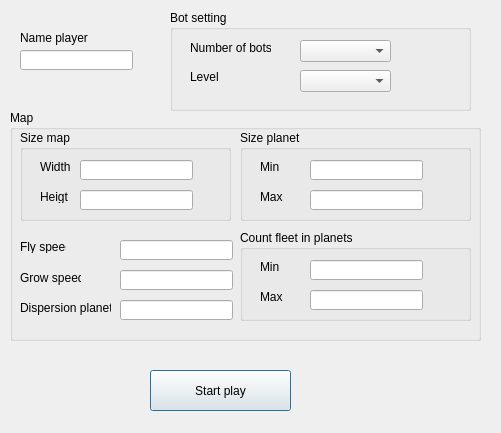
This is GUI/singlewindow.ui in TeamFirst/Galcon as Qt 5 draws it before an edit. The edited form follows.
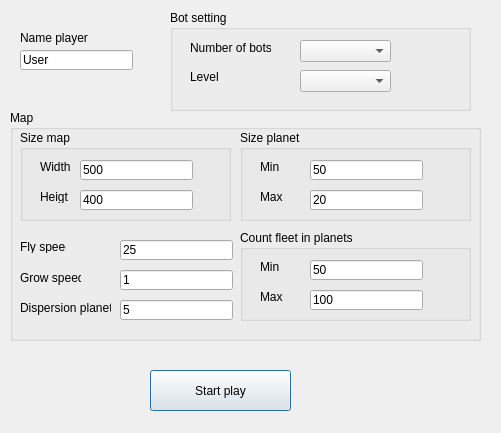
This is the edited form.

Diff of the .ui file:
```diff
--- a/GUI/singlewindow.ui
+++ b/GUI/singlewindow.ui
@@ -22,6 +22,12 @@
      <height>20</height>
     </rect>
    </property>
+   <property name="inputMethodHints">
+    <set>Qt::ImhNone</set>
+   </property>
+   <property name="text">
+    <string>User</string>
+   </property>
   </widget>
   <widget class="QLabel" name="label">
    <property name="geometry">
@@ -167,6 +173,12 @@
        <height>20</height>
       </rect>
      </property>
+     <property name="inputMethodHints">
+      <set>Qt::ImhNone</set>
+     </property>
+     <property name="text">
+      <string>500</string>
+     </property>
     </widget>
     <widget class="QLineEdit" name="lineEdit_5">
      <property name="geometry">
@@ -177,6 +189,9 @@
        <height>20</height>
       </rect>
      </property>
+     <property name="text">
+      <string>400</string>
+     </property>
     </widget>
    </widget>
    <widget class="QGroupBox" name="groupBox_4">
@@ -226,6 +241,9 @@
        <height>20</height>
       </rect>
      </property>
+     <property name="text">
+      <string>50</string>
+     </property>
     </widget>
     <widget class="QLineEdit" name="lineEdit_7">
      <property name="geometry">
@@ -236,6 +254,9 @@
        <height>20</height>
       </rect>
      </property>
+     <property name="text">
+      <string>20</string>
+     </property>
     </widget>
    </widget>
    <widget class="QLabel" name="label_4">
@@ -260,6 +281,9 @@
       <height>20</height>
      </rect>
     </property>
+    <property name="text">
+     <string>25</string>
+    </property>
    </widget>
    <widget class="QLabel" name="label_5">
     <property name="geometry">
@@ -283,6 +307,9 @@
       <height>20</height>
      </rect>
     </property>
+    <property name="text">
+     <string>1</string>
+    </property>
    </widget>
    <widget class="QLabel" name="label_6">
     <property name="geometry">
@@ -306,6 +333,9 @@
       <height>20</height>
      </rect>
     </property>
+    <property name="text">
+     <string>5</string>
+    </property>
    </widget>
    <widget class="QGroupBox" name="groupBox_5">
     <property name="geometry">
@@ -354,6 +384,9 @@
        <height>20</height>
       </rect>
      </property>
+     <property name="text">
+      <string>50</string>
+     </property>
     </widget>
     <widget class="QLineEdit" name="lineEdit_9">
      <property name="geometry">
@@ -364,6 +397,9 @@
        <height>20</height>
       </rect>
      </property>
+     <property name="text">
+      <string>100</string>
+     </property>
     </widget>
    </widget>
   </widget>
```
Left out of the diff: 20 changed lines with no effect on the pictures.
